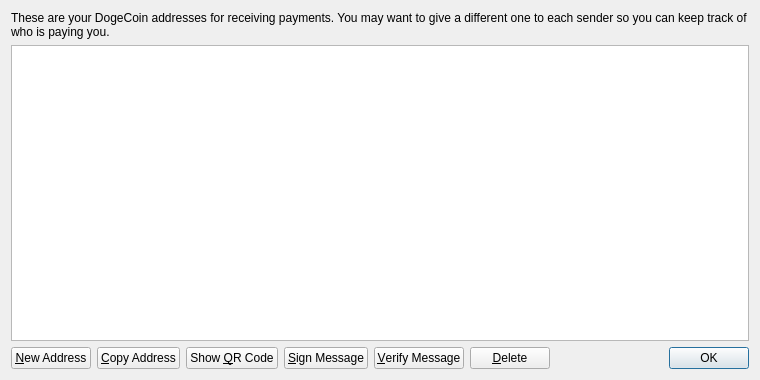
First picture: the form in src/qt/forms/addressbookpage.ui, repository dogecoin/dogecoin, before the edit.
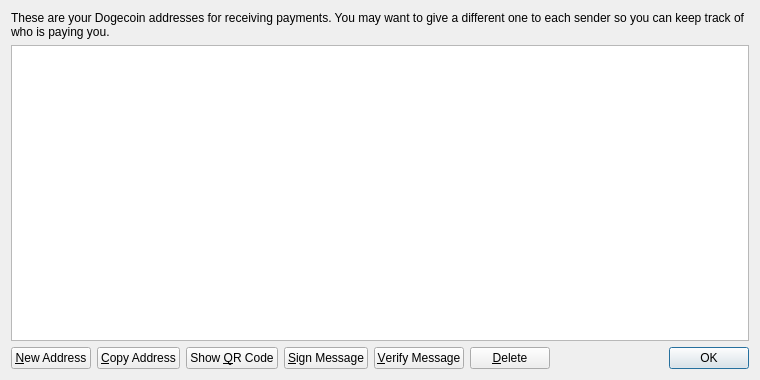
Second picture: the form after the edit. Icons and pictures are not drawn.

Commit message:
Fix Dogecoin nomenclature consistency issues
 * DogeCoin -> Dogecoin

The edit to the form file:
```diff
--- a/src/qt/forms/addressbookpage.ui
+++ b/src/qt/forms/addressbookpage.ui
@@ -17,7 +17,7 @@
    <item>
     <widget class="QLabel" name="labelExplanation">
      <property name="text">
-      <string>These are your DogeCoin addresses for receiving payments. You may want to give a different one to each sender so you can keep track of who is paying you.</string>
+      <string>These are your Dogecoin addresses for receiving payments. You may want to give a different one to each sender so you can keep track of who is paying you.</string>
      </property>
      <property name="textFormat">
       <enum>Qt::PlainText</enum>
```
The commit also changes 29 other files.
